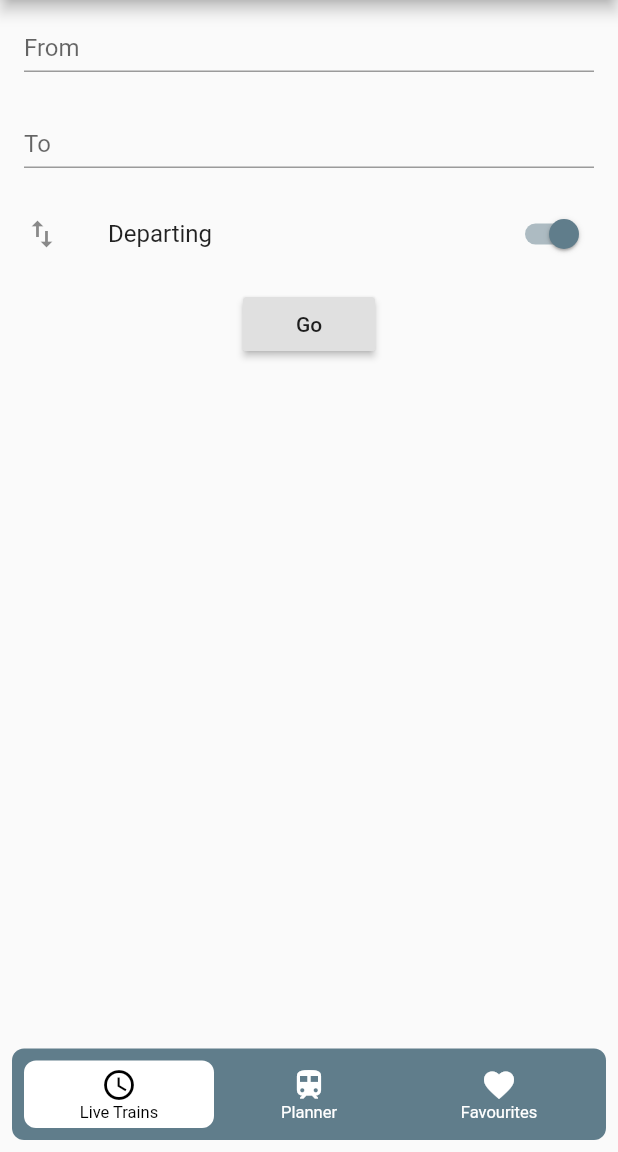
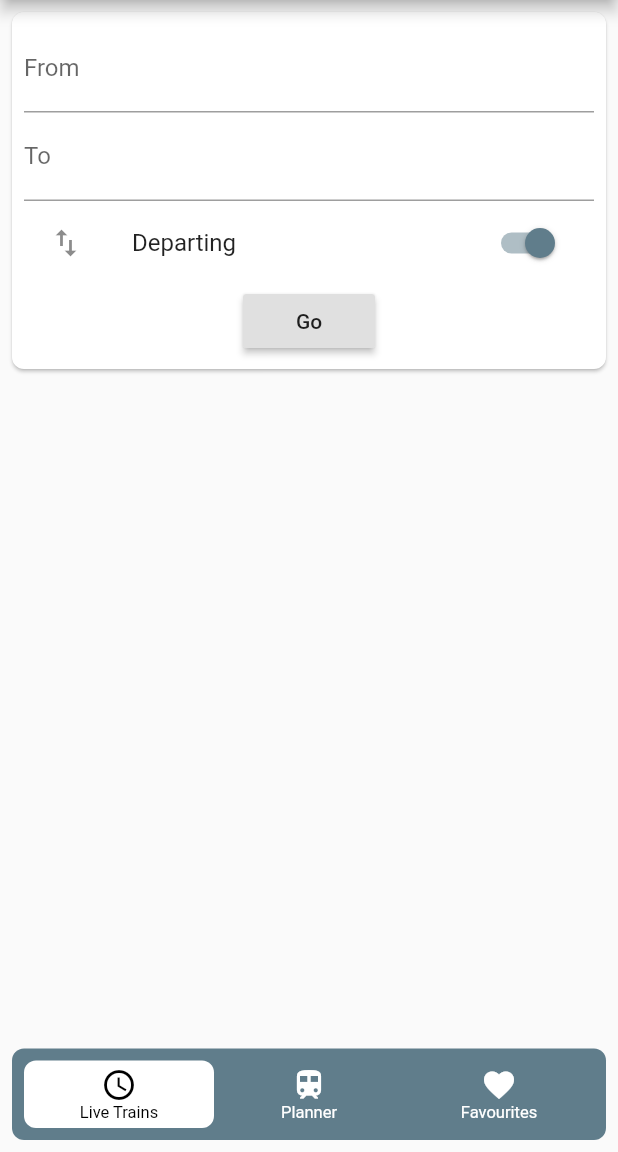
Before and after one commit to NathanO14/National-Train-Hunter-Flutter, a Flutter app: the screen it shows after launch, on a phone screen of 412 x 824 dp, the part 84-1236 px from its top. Run offline on Flutter 3.47's test engine with Material 2 defaults, Android fonts, the phone set to English and light mode, and no system bars; drawn by our look-alikes of floating_bottom_navigation_bar; our stand-ins replace bloc, dio, equatable, flutter_bloc, flutter_typeahead, retrofit and 1 more; missing offline and left inert: enum_to_string, simple_logger; generated files the repository leaves out were written again; project files that could hold a hidden picture were left out.

Commit message:
#2: Cleaned up Live Trains screen

```diff
--- a/lib/constants/text_constants.dart
+++ b/lib/constants/text_constants.dart
@@ -1,16 +1,16 @@
 const String kAppName = "National Train Hunter";
 
 // PROD
-// const String protocol = 'https';
-// const String kBaseHost = 'nationaltrainhunter.herokuapp.com';
+const String protocol = 'https';
+const String kBaseHost = 'nationaltrainhunter.herokuapp.com';
 
 // DEV
 //const String protocol = 'https';
 //const String kBaseHost = 'nationaltrainhunter-dev.herokuapp.com';
 
 // LOCALHOST
-const String protocol = 'http';
-const String kBaseHost = '10.0.2.2';
+// const String protocol = 'http';
+// const String kBaseHost = '10.0.2.2';
 
 const String kBaseUrl = "$protocol://$kBaseHost";
 const String kDefaultMapStyle = "[]";
--- a/lib/page/live_trains_page.dart
+++ b/lib/page/live_trains_page.dart
@@ -39,17 +39,25 @@ class _LiveTrainsPageState extends State<LiveTrainsPage> {
       },
       builder: (context, state) {
         return Column(
-          children: [
-            Flexible(
-              flex: 1,
+          children: [_form(), _card(state)],
+        );
+      },
+    );
+  }
+
+  Widget _form() {
+    return Card(
+      margin: EdgeInsets.all(8.0),
+      shape: RoundedRectangleBorder(
+        borderRadius: BorderRadius.circular(8.0),
+      ),
+      child: Padding(
+        padding: const EdgeInsets.all(8.0),
         child: Form(
           key: _formKey,
           child: Column(
             children: <Widget>[
-                    Expanded(
-                      child: Padding(
-                        padding: const EdgeInsets.all(16.0),
-                        child: TypeAheadFormField<Station>(
+              TypeAheadFormField<Station>(
                 textFieldConfiguration: TextFieldConfiguration(
                   controller: this._typeAheadControllerFrom,
                   decoration: InputDecoration(
@@ -61,20 +69,17 @@ class _LiveTrainsPageState extends State<LiveTrainsPage> {
                       .getStationBySearchTerm(pattern);
                 },
                 autovalidate: true,
-                          itemBuilder:
-                              (BuildContext context, Station suggestion) {
+                itemBuilder: (BuildContext context, Station suggestion) {
                   return ListTile(
                     title: Text(
                         '${suggestion.stationName} (${suggestion.stationCode})'),
                   );
                 },
-                          transitionBuilder:
-                              (context, suggestionsBox, controller) {
+                transitionBuilder: (context, suggestionsBox, controller) {
                   return suggestionsBox;
                 },
                 onSuggestionSelected: (Station suggestion) {
-                            this._typeAheadControllerFrom.text =
-                                suggestion.stationName;
+                  this._typeAheadControllerFrom.text = suggestion.stationName;
                   _selectedFromStation = suggestion;
                 },
                 validator: (String value) {
@@ -84,12 +89,7 @@ class _LiveTrainsPageState extends State<LiveTrainsPage> {
                   return null;
                 },
               ),
-                      ),
-                    ),
-                    Expanded(
-                      child: Padding(
-                        padding: const EdgeInsets.all(16.0),
-                        child: TypeAheadFormField<Station>(
+              TypeAheadFormField<Station>(
                 textFieldConfiguration: TextFieldConfiguration(
                   controller: this._typeAheadControllerTo,
                   decoration: InputDecoration(
@@ -100,20 +100,17 @@ class _LiveTrainsPageState extends State<LiveTrainsPage> {
                   return BlocProvider.of<LiveTrainsCubit>(context)
                       .getStationBySearchTerm(pattern);
                 },
-                          itemBuilder:
-                              (BuildContext context, Station suggestion) {
+                itemBuilder: (BuildContext context, Station suggestion) {
                   return ListTile(
                     title: Text(
                         '${suggestion.stationName} (${suggestion.stationCode})'),
                   );
                 },
-                          transitionBuilder:
-                              (context, suggestionsBox, controller) {
+                transitionBuilder: (context, suggestionsBox, controller) {
                   return suggestionsBox;
                 },
                 onSuggestionSelected: (suggestion) {
-                            this._typeAheadControllerTo.text =
-                                suggestion.stationName;
+                  this._typeAheadControllerTo.text = suggestion.stationName;
                   _selectedToStation = suggestion;
                 },
                 validator: (value) {
@@ -121,10 +118,7 @@ class _LiveTrainsPageState extends State<LiveTrainsPage> {
                   return null;
                 },
               ),
-                      ),
-                    ),
-                    Expanded(
-                      child: SwitchListTile(
+              SwitchListTile(
                 title: Text(
                   _departing ? 'Departing' : 'Arriving',
                 ),
@@ -136,13 +130,10 @@ class _LiveTrainsPageState extends State<LiveTrainsPage> {
                   });
                 },
               ),
-                    ),
-                    Flexible(
-                      child: RaisedButton(
+              RaisedButton(
                 onPressed: () {
                   if (_formKey.currentState.validate()) {
-                            BlocProvider.of<LiveTrainsCubit>(context)
-                                .getDepartures(
+                    BlocProvider.of<LiveTrainsCubit>(context).getDepartures(
                         _selectedFromStation?.stationCode,
                         _selectedToStation?.stationCode,
                         _departing);
@@ -150,31 +141,37 @@ class _LiveTrainsPageState extends State<LiveTrainsPage> {
                 },
                 child: Text('Go'),
               ),
-                    ),
             ],
           ),
         ),
       ),
-            // if (state is LiveTrainsLoading)
-            //   Flexible(
-            //     flex: 3,
-            //     child: Center(
-            //       child: CircularProgressIndicator(),
-            //     ),
-            //   ),
-            // if (state is LiveTrainsLoaded)
-            Flexible(
-              flex: 2,
-              child: ListView.builder(
+    );
+  }
+
+  Widget _card(LiveTrainsState state) {
+    if (state is LiveTrainsLoading) {
+      return CircularProgressIndicator();
+    } else if (state is LiveTrainsLoaded) {
+      return Expanded(
+        child: Card(
+          margin: EdgeInsets.all(8.0),
+          shape: RoundedRectangleBorder(
+            borderRadius: BorderRadius.circular(8.0),
+          ),
+          child: _list(state),
+        ),
+      );
+    } else {
+      return Spacer();
+    }
+  }
+
+  Widget _list(LiveTrainsState state) {
+    return ListView.builder(
       itemCount: _departures.length,
       itemBuilder: (BuildContext context, int index) {
         return ServiceDepartureRow(_departures[index]);
       },
-              ),
-            ),
-          ],
-        );
-      },
     );
   }
 }
```
Lines whose indentation alone changed are shown as unchanged.
